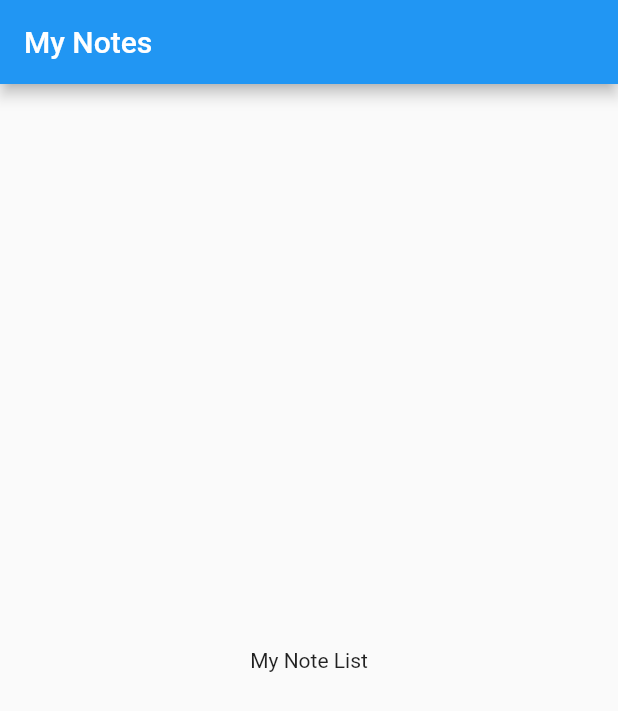
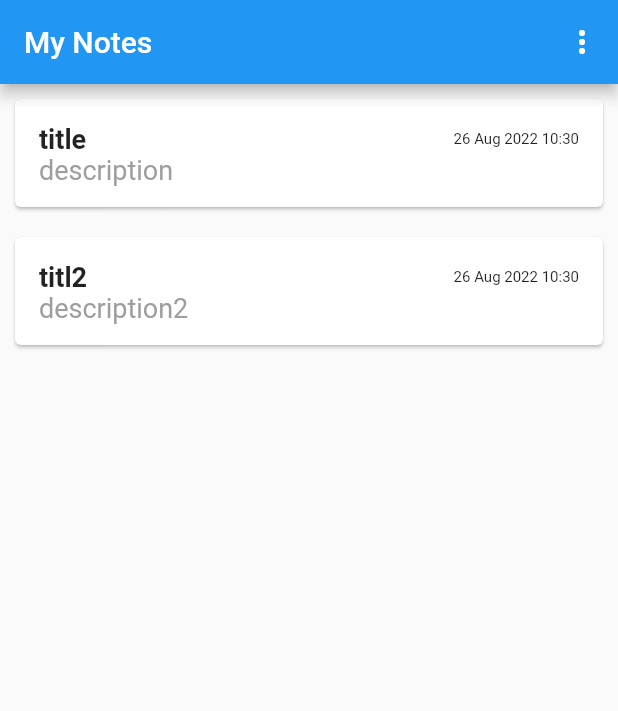
Before and after one commit to andremw96/notesnotes-app, a Flutter app: the NoteListScreen screen opened directly, on a phone screen of 412 x 824 dp. Shown: the top 711 px of the screen. Run offline on Flutter 3.47's test engine with Material 2 defaults, Android fonts, the phone set to English and light mode, and no system bars; our stand-ins replace shared_preferences; missing offline and left inert: dart:ffi; accounts and stored records are empty.

Commit message:
add note list

```diff
--- a/lib/main.dart
+++ b/lib/main.dart
@@ -1,5 +1,6 @@
 import 'package:flutter/material.dart';
 import 'package:notesnotes_app/provider/auth_provider.dart';
+import 'package:notesnotes_app/provider/note_provider.dart';
 import 'package:notesnotes_app/screens/auth_screen.dart';
 import 'package:notesnotes_app/screens/note_list_screen.dart';
 import 'package:notesnotes_app/screens/splash_screen.dart';
@@ -19,6 +20,9 @@ class MyApp extends StatelessWidget {
         providers: [
           ChangeNotifierProvider(
             create: (context) => AuthProvider(),
+          ),
+          ChangeNotifierProvider(
+            create: (context) => NoteProvider(),
           ),
         ],
         child: Consumer<AuthProvider>(
--- /dev/null
+++ b/lib/models/note.dart
@@ -0,0 +1,15 @@
+class NoteItem {
+  final String id;
+  final String title;
+  final String description;
+  final DateTime updatedAt;
+  final DateTime createdAt;
+
+  NoteItem({
+    required this.id,
+    required this.title,
+    required this.description,
+    required this.updatedAt,
+    required this.createdAt,
+  });
+}
--- a/lib/provider/auth_provider.dart
+++ b/lib/provider/auth_provider.dart
@@ -102,19 +102,14 @@ class AuthProvider with ChangeNotifier {
     return true;
   }
 
-  // void logout() async {
-  //   _token = null;
-  //   _userId = null;
-  //   _expiryDate = null;
-  //   if (_authTimer != null) {
-  //     _authTimer!.cancel();
-  //     _authTimer = null;
-  //   }
-  //   notifyListeners();
-  //   final prefs = await SharedPreferences.getInstance();
-  //   prefs.remove("userData");
-  //   prefs.clear();
-  // }
+  void logout() async {
+    _token = null;
+    _userId = null;
+    notifyListeners();
+    final prefs = await SharedPreferences.getInstance();
+    prefs.remove("userData");
+    prefs.clear();
+  }
 
   // void _autoLogout() {
   //   if (_authTimer != null) {
--- /dev/null
+++ b/lib/provider/note_provider.dart
@@ -0,0 +1,30 @@
+import 'package:flutter/material.dart';
+import 'package:notesnotes_app/models/note.dart';
+
+class NoteProvider with ChangeNotifier {
+  List<NoteItem> _items = [
+    NoteItem(
+      id: "1",
+      title: "title",
+      description: "description",
+      updatedAt: DateTime.now(),
+      createdAt: DateTime.now(),
+    ),
+    NoteItem(
+      id: "2",
+      title: "titl2",
+      description: "description2",
+      updatedAt: DateTime.now(),
+      createdAt: DateTime.now(),
+    ),
+  ];
+
+  List<NoteItem> get items {
+    return [..._items];
+  }
+
+  Future<void> fetchAndSetNotes() async {
+    await Future.value(_items);
+    notifyListeners();
+  }
+}
--- a/lib/screens/note_list_screen.dart
+++ b/lib/screens/note_list_screen.dart
@@ -1,22 +1,82 @@
+import 'dart:ffi';
+
 import 'package:flutter/material.dart';
 import 'package:flutter/src/foundation/key.dart';
 import 'package:flutter/src/widgets/framework.dart';
+import 'package:notesnotes_app/provider/auth_provider.dart';
+import 'package:notesnotes_app/provider/note_provider.dart';
+import 'package:notesnotes_app/widget/note_item_widget.dart';
+import 'package:provider/provider.dart';
 
-class NoteListScreen extends StatelessWidget {
+enum PopupMenu {
+  Logout,
+}
+
+class NoteListScreen extends StatefulWidget {
   static const routeName = "/note-list";
 
   const NoteListScreen({Key? key}) : super(key: key);
+
+  @override
+  State<NoteListScreen> createState() => _NoteListScreenState();
+}
+
+class _NoteListScreenState extends State<NoteListScreen> {
+  Future<void>? _notesFuture = null;
+  Future _obtainNotesFuture() {
+    return Provider.of<NoteProvider>(context, listen: false).fetchAndSetNotes();
+  }
+
+  @override
+  void initState() {
+    _notesFuture = _obtainNotesFuture();
+    super.initState();
+  }
 
   @override
   Widget build(BuildContext context) {
     return Scaffold(
       appBar: AppBar(
         title: const Text("My Notes"),
+        actions: [
+          PopupMenuButton(
+            onSelected: (selectedValue) {
+              if (selectedValue == PopupMenu.Logout) {
+                Provider.of<AuthProvider>(context, listen: false).logout();
+              }
+            },
+            icon: const Icon(Icons.more_vert),
+            itemBuilder: (_) => [
+              const PopupMenuItem(
+                value: PopupMenu.Logout,
+                child: Text("Logout"),
+              ),
+            ],
+          ),
+        ],
       ),
-      body: Center(
-        child: Text(
-          "My Note List",
-        ),
+      body: FutureBuilder(
+        future: _notesFuture,
+        builder: (ctx, datasnapshot) {
+          if (datasnapshot.connectionState == ConnectionState.waiting) {
+            return const Center(
+              child: CircularProgressIndicator(),
+            );
+          } else {
+            if (datasnapshot.error != null) {
+              return const Center(child: Text("an error occured"));
+            } else {
+              return Consumer<NoteProvider>(builder: (ctx, notes, child) {
+                return ListView.builder(
+                  itemCount: notes.items.length,
+                  itemBuilder: (context, i) => NoteItemWidget(
+                    noteItem: notes.items[i],
+                  ),
+                );
+              });
+            }
+          }
+        },
       ),
     );
   }
--- /dev/null
+++ b/lib/widget/note_item_widget.dart
@@ -0,0 +1,57 @@
+import 'dart:math';
+
+import 'package:flutter/material.dart';
+import 'package:flutter/src/foundation/key.dart';
+import 'package:flutter/src/widgets/framework.dart';
+import 'package:intl/intl.dart';
+
+import '../models/note.dart';
+
+class NoteItemWidget extends StatelessWidget {
+  const NoteItemWidget({Key? key, required this.noteItem}) : super(key: key);
+
+  final NoteItem noteItem;
+
+  @override
+  Widget build(BuildContext context) {
+    return Card(
+      margin: const EdgeInsets.all(10),
+      child: Column(
+        children: [
+          ListTile(
+            title: Row(
+              mainAxisAlignment: MainAxisAlignment.spaceBetween,
+              children: [
+                Text(
+                  noteItem.title,
+                  style: const TextStyle(
+                    fontSize: 18,
+                    fontWeight: FontWeight.bold,
+                  ),
+                ),
+                Text(
+                  DateFormat("dd MMM yyyy hh:mm").format(noteItem.updatedAt),
+                  textAlign: TextAlign.left,
+                  style: const TextStyle(fontSize: 10),
+                ),
+              ],
+            ),
+            subtitle: Column(
+              crossAxisAlignment: CrossAxisAlignment.start,
+              children: [
+                Text(
+                  noteItem.description,
+                  textAlign: TextAlign.left,
+                  style: const TextStyle(
+                    fontSize: 18,
+                    color: Colors.grey,
+                  ),
+                ),
+              ],
+            ),
+          ),
+        ],
+      ),
+    );
+  }
+}
```
